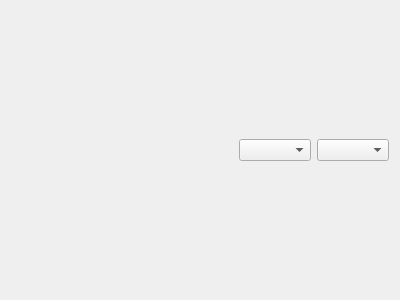
The window that ui/ui_wdget_bc.ui (Artelia/Mascaret) describes before a commit, drawn with Qt 5.
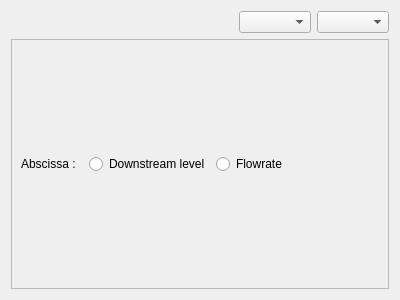
The same window after the commit.

The edit to the form file:
```diff
--- a/ui/ui_wdget_bc.ui
+++ b/ui/ui_wdget_bc.ui
@@ -39,6 +39,56 @@
        </item>
       </layout>
      </item>
+     <item>
+      <widget class="QFrame" name="fram_absweirs">
+       <property name="frameShape">
+        <enum>QFrame::StyledPanel</enum>
+       </property>
+       <property name="frameShadow">
+        <enum>QFrame::Raised</enum>
+       </property>
+       <layout class="QGridLayout" name="gridLayout_2">
+        <item row="0" column="0">
+         <layout class="QHBoxLayout" name="lay_absweirs">
+          <item>
+           <widget class="QLabel" name="label_7">
+            <property name="text">
+             <string>Abscissa :  </string>
+            </property>
+           </widget>
+          </item>
+          <item>
+           <widget class="QRadioButton" name="rb_abs_z">
+            <property name="text">
+             <string>Downstream level</string>
+            </property>
+           </widget>
+          </item>
+          <item>
+           <widget class="QRadioButton" name="rb_abs_q">
+            <property name="text">
+             <string>Flowrate</string>
+            </property>
+           </widget>
+          </item>
+          <item>
+           <spacer name="horizontalSpacer_2">
+            <property name="orientation">
+             <enum>Qt::Horizontal</enum>
+            </property>
+            <property name="sizeHint" stdset="0">
+             <size>
+              <width>40</width>
+              <height>20</height>
+             </size>
+            </property>
+           </spacer>
+          </item>
+         </layout>
+        </item>
+       </layout>
+      </widget>
+     </item>
      <item>
       <layout class="QVBoxLayout" name="lay_graph_home"/>
      </item>
```
